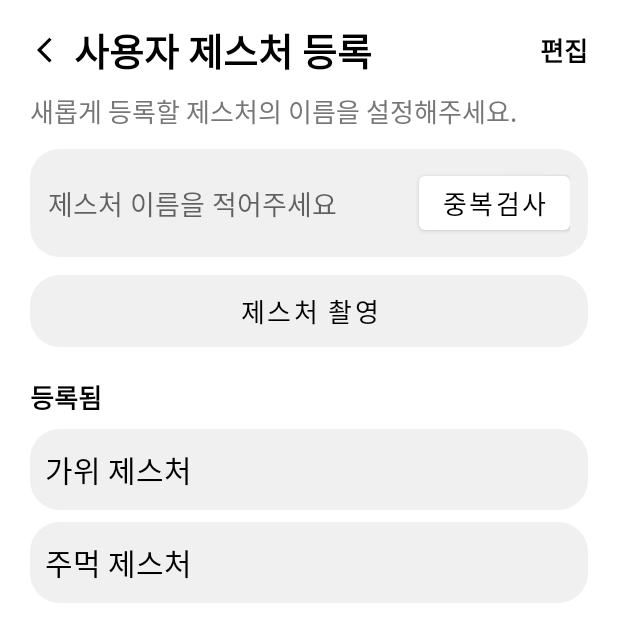
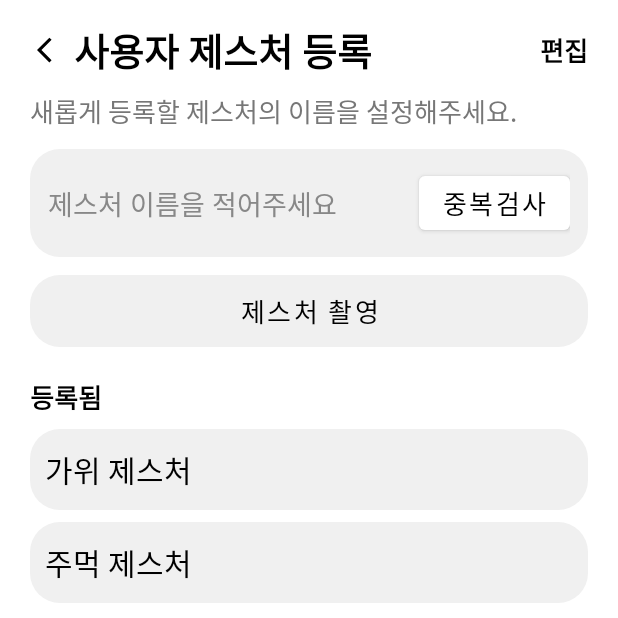
Before and after one commit to sangwoo4/gesture, an Android app built with Jetpack Compose: the UserGestureFragment screen opened through its navigation route, on a phone screen of 412 x 824 dp, the top half of it. Run offline under Robolectric (Android 15) with nearby library versions, the phone set to English and light mode, and no system bars; network calls fail; Roboto replaces fonts that are not available here.

Commit message:
add scroll & change textColor

```diff
--- a/android/app/src/main/java/com/square/aircommand/screens/UserGestureFragment.kt
+++ b/android/app/src/main/java/com/square/aircommand/screens/UserGestureFragment.kt
@@ -4,6 +4,7 @@ import android.os.Bundle
 import android.view.LayoutInflater
 import android.view.View
 import android.view.ViewGroup
+import android.widget.ScrollView
 import androidx.fragment.app.Fragment
 import androidx.navigation.fragment.findNavController
 import com.square.aircommand.R
@@ -20,7 +21,7 @@ class UserGestureFragment : Fragment() {
     override fun onCreateView(
         inflater: LayoutInflater, container: ViewGroup?,
         savedInstanceState: Bundle?
-    ): androidx.constraintlayout.widget.ConstraintLayout {
+    ): View {
         _binding = FragmentUserGestureBinding.inflate(inflater, container, false)
         return binding.root
     }
--- a/android/app/src/main/res/layout/fragment_user_gesture.xml
+++ b/android/app/src/main/res/layout/fragment_user_gesture.xml
@@ -1,11 +1,16 @@
 <?xml version="1.0" encoding="utf-8"?>
-<androidx.constraintlayout.widget.ConstraintLayout
-    xmlns:android="http://schemas.android.com/apk/res/android"
+
+<ScrollView xmlns:android="http://schemas.android.com/apk/res/android"
     xmlns:app="http://schemas.android.com/apk/res-auto"
     android:layout_width="match_parent"
     android:layout_height="match_parent"
     android:background="#FFFFFF"
-    android:padding="20dp">
+    android:padding="20dp"
+    android:fillViewport="true">
+
+    <androidx.constraintlayout.widget.ConstraintLayout
+        android:layout_width="match_parent"
+        android:layout_height="match_parent" >
 
         <!-- 뒤로가기 버튼 -->
         <ImageButton
@@ -78,7 +83,8 @@
                 android:layout_height="wrap_content"
                 android:layout_weight="1"
                 android:hint="제스처 이름을 적어주세요"
-            android:textColor="@android:color/black"
+                android:textColorHint="@color/hintcolor"
+                android:textColor="@color/black"
                 android:background="@android:color/transparent"
                 android:inputType="text" />
 
@@ -182,3 +188,4 @@
         </LinearLayout>
 
     </androidx.constraintlayout.widget.ConstraintLayout>
+</ScrollView>
--- a/android/app/src/main/res/values/colors.xml
+++ b/android/app/src/main/res/values/colors.xml
@@ -2,4 +2,5 @@
 <resources>
     <color name="black">#FF000000</color>
     <color name="white">#FFFFFFFF</color>
+    <color name="hintcolor">#888888</color>
 </resources>
```
Lines whose indentation alone changed are shown as unchanged.
